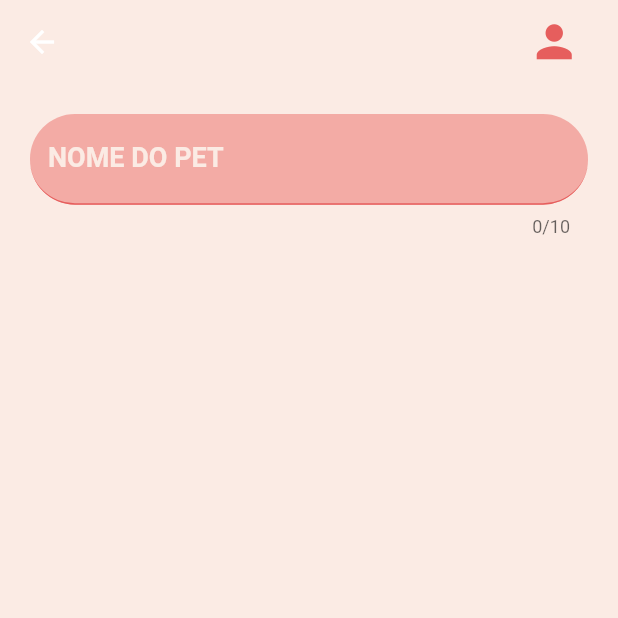
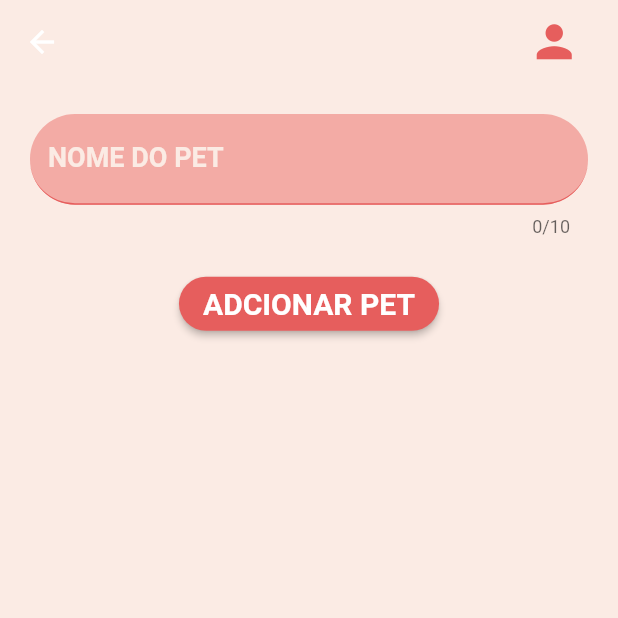
Before and after one commit to anaclara-s/petshop, a Flutter app: the YourPetsScreen screen opened directly, after a tap on "ADICONAR NOVO PET", on a phone screen of 412 x 824 dp, the top half of it. Run offline on Flutter 3.47's test engine with Material 2 defaults, Android fonts, the phone set to English and light mode, and no system bars; our stand-ins replace mask_text_input_formatter, material_design_icons_flutter.

Commit message:
iniciando tela para adicionar pet

```diff
--- a/lib/screens/add_your_pets_screen.dart
+++ b/lib/screens/add_your_pets_screen.dart
@@ -1,26 +1,31 @@
 import 'package:flutter/material.dart';
 
 import '../shared/models/appbar_customized.dart';
+import '../shared/widgets/pets_name.dart';
 
 class AddYourPetsScreen extends StatelessWidget {
-  const AddYourPetsScreen({super.key});
+  final TextEditingController _petsNameController = TextEditingController();
+  AddYourPetsScreen({super.key});
 
   @override
   Widget build(BuildContext context) {
     return Scaffold(
       appBar: const AppBarCustomized(),
-      body: Container(
-        margin: const EdgeInsets.all(20),
-        child: TextFormField(
-          maxLength: 10,
-          style: const TextStyle(
-            color: Colors.white,
+      body: Column(
+        children: [
+          Container(
+            margin: const EdgeInsets.all(20),
+            child: PetsNameWidget(
+              controller: _petsNameController,
+            ),
           ),
-          decoration: const InputDecoration(
-            labelText: 'NOME DO PET',
+          ElevatedButton(
+            onPressed: () {
+              print('PET ADCIONADO');
+            },
+            child: const Text('ADCIONAR PET'),
           ),
-          keyboardType: TextInputType.text,
-        ),
+        ],
       ),
     );
   }
--- a/lib/screens/your_pets_screen.dart
+++ b/lib/screens/your_pets_screen.dart
@@ -38,7 +38,7 @@ class YourPetsScreen extends StatelessWidget {
             Navigator.push(
               context,
               MaterialPageRoute(
-                builder: (context) => const AddYourPetsScreen(),
+                builder: (context) => AddYourPetsScreen(),
               ),
             );
           },
--- a/lib/shared/widgets/name.dart
+++ b/lib/shared/widgets/pets_name.dart
@@ -1,20 +1,20 @@
 import 'package:flutter/material.dart';
 
-class NameWidget extends StatelessWidget {
+class PetsNameWidget extends StatelessWidget {
   final TextEditingController controller;
 
-  const NameWidget({Key? key, required this.controller}) : super(key: key);
+  const PetsNameWidget({Key? key, required this.controller}) : super(key: key);
 
   @override
   Widget build(BuildContext context) {
     return TextFormField(
       controller: controller,
-      maxLength: 30,
+      maxLength: 10,
       style: const TextStyle(
         color: Colors.white,
       ),
       decoration: const InputDecoration(
-        labelText: 'NOME DO TUTOR',
+        labelText: 'NOME DO PET',
       ),
       keyboardType: TextInputType.text,
     );
```
Also changed, not shown: lib/screens/register_screen.dart (+4 -4 lines), lib/shared/widgets/tutors_name.dart (added, +23 -0 lines).
